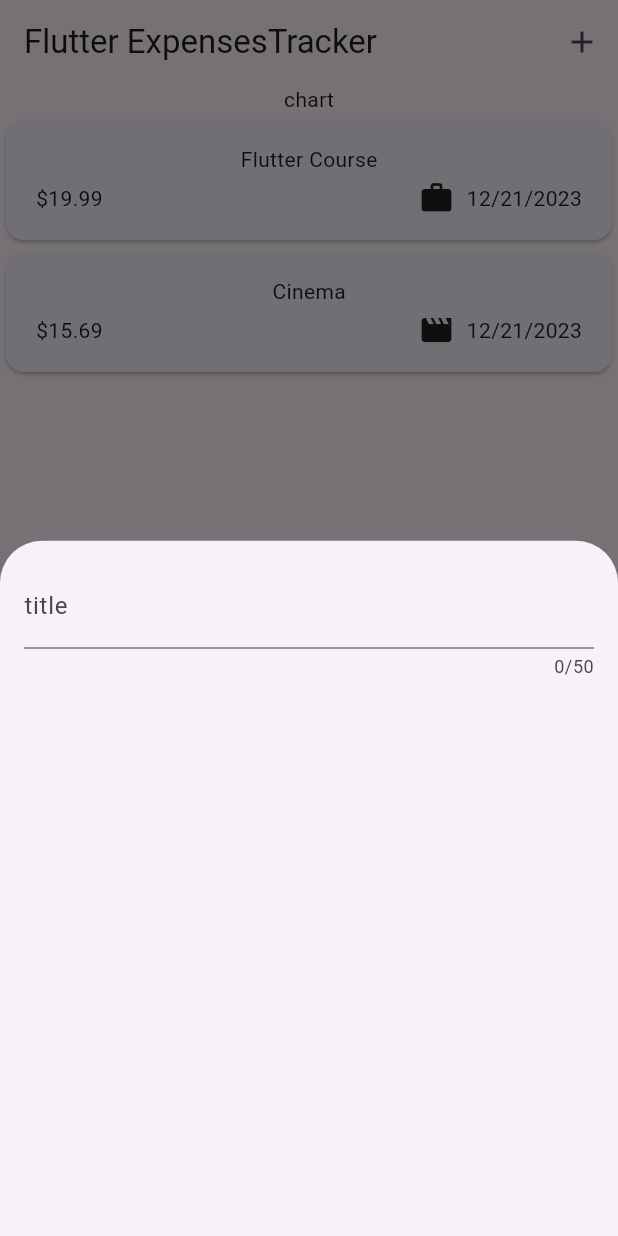
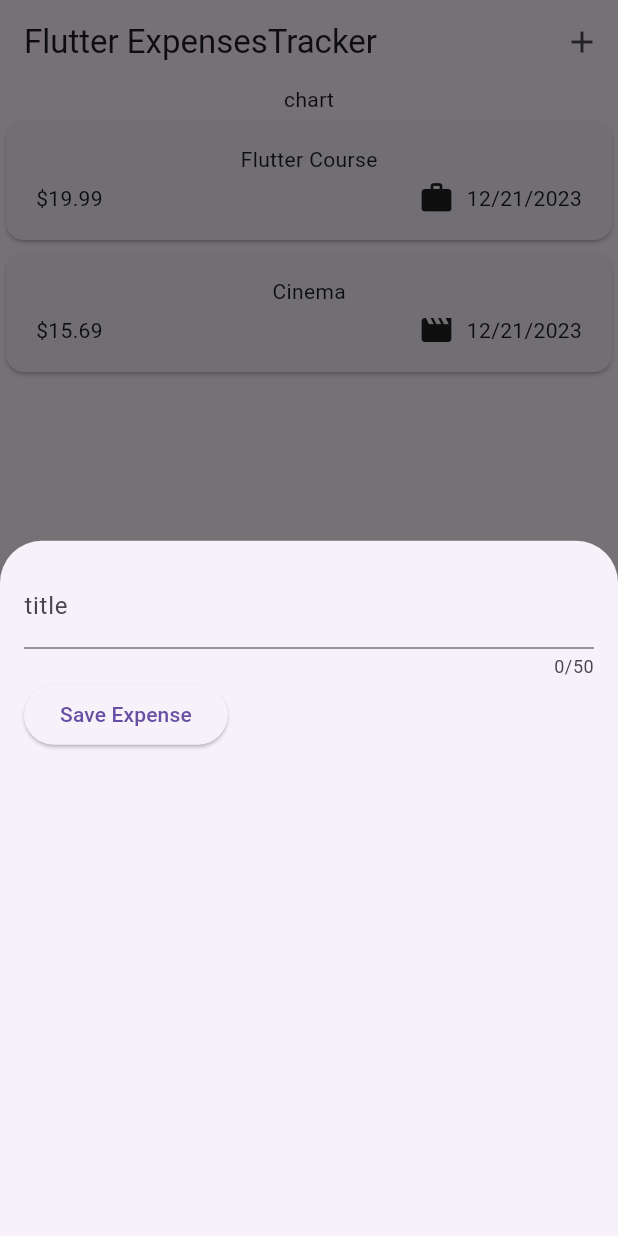
Before and after one commit to yusufdehbi/flutter_expense_tracker, a Flutter app: the screen it shows after launch, after a tap on the "add" icon, on a phone screen of 412 x 824 dp. Run offline on Flutter 3.47's test engine with Material 3 defaults, Android fonts, the phone set to English and light mode, and no system bars.

Commit message:
getting user input on every keystroke

```diff
--- a/lib/widgets/new_expense.dart
+++ b/lib/widgets/new_expense.dart
@@ -10,18 +10,34 @@ class NewExpense extends StatefulWidget {
 }
 
 class _NewExpenseState extends State<NewExpense> {
+  var _enteredTitle = '';
+
+  void _saveTitleInput(String inputValue) {
+    _enteredTitle = inputValue;
+  }
+
   @override
   Widget build(BuildContext context) {
-    return const Padding(
-      padding: EdgeInsets.all(16),
+    return Padding(
+      padding: const EdgeInsets.all(16),
       child: Column(
         children: [
           TextField(
+            onChanged: _saveTitleInput,
             maxLength: 50,
-            decoration: InputDecoration(
+            decoration: const InputDecoration(
               label: Text('title'),
             ),
-          )
+          ),
+          Row(
+            children: [
+              ElevatedButton(
+                  onPressed: () {
+                    print(_enteredTitle);
+                  },
+                  child: const Text('Save Expense'))
+            ],
+          ),
         ],
       ),
     );
```
